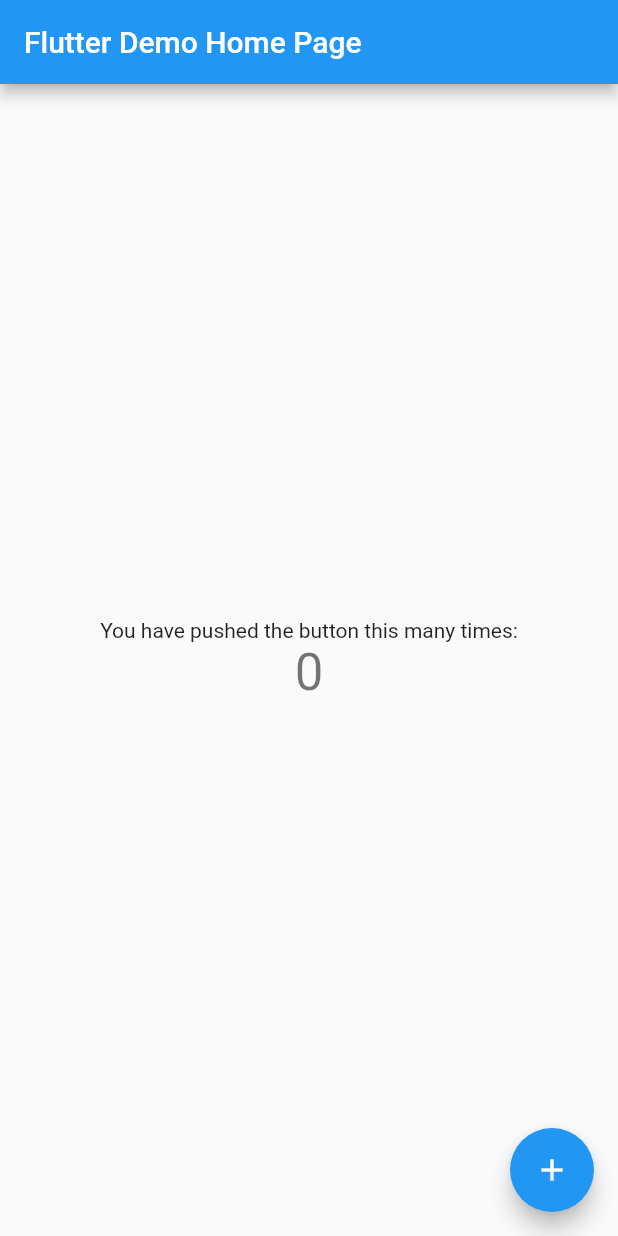
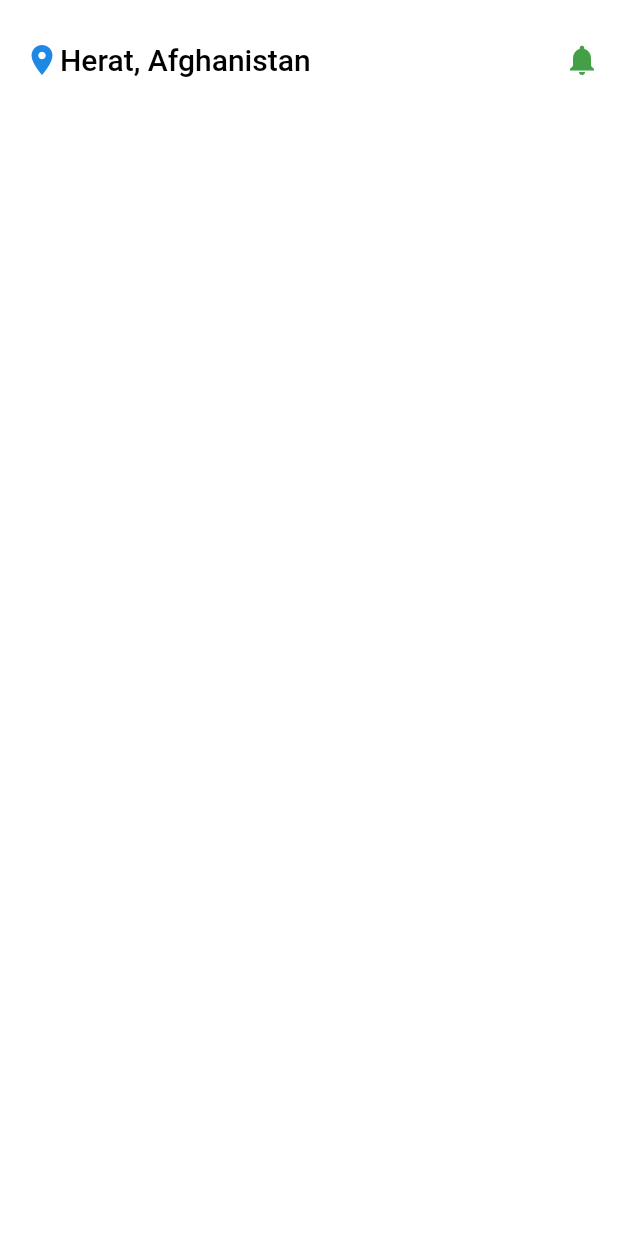
Before and after one commit to AhmadErshad/Home-rental, a Flutter app: the screen it shows after launch, on a phone screen of 412 x 824 dp. Run offline on Flutter 3.47's test engine with Material 2 defaults, Android fonts, the phone set to English and light mode, and no system bars.

Commit message:
create item modal & home screen

```diff
--- a/lib/main.dart
+++ b/lib/main.dart
@@ -1,4 +1,5 @@
-import 'package:flutter/material.dart';
+ import 'package:flutter/material.dart';
+import 'package:home_rental/screens/home_screen.dart';
 
 void main() {
   runApp(const MyApp());
@@ -7,109 +8,10 @@
 class MyApp extends StatelessWidget {
   const MyApp({super.key});
 
-  // This widget is the root of your application.
   @override
   Widget build(BuildContext context) {
     return MaterialApp(
-      title: 'Flutter Demo',
-      theme: ThemeData(
-        // This is the theme of your application.
-        //
-        // Try running your application with "flutter run". You'll see the
-        // application has a blue toolbar. Then, without quitting the app, try
-        // changing the primarySwatch below to Colors.green and then invoke
-        // "hot reload" (press "r" in the console where you ran "flutter run",
-        // or simply save your changes to "hot reload" in a Flutter IDE).
-        // Notice that the counter didn't reset back to zero; the application
-        // is not restarted.
-        primarySwatch: Colors.blue,
-      ),
-      home: const MyHomePage(title: 'Flutter Demo Home Page'),
+      home: HomeScreen(),
     );
   }
 }
-
-class MyHomePage extends StatefulWidget {
-  const MyHomePage({super.key, required this.title});
-
-  // This widget is the home page of your application. It is stateful, meaning
-  // that it has a State object (defined below) that contains fields that affect
-  // how it looks.
-
-  // This class is the configuration for the state. It holds the values (in this
-  // case the title) provided by the parent (in this case the App widget) and
-  // used by the build method of the State. Fields in a Widget subclass are
-  // always marked "final".
-
-  final String title;
-
-  @override
-  State<MyHomePage> createState() => _MyHomePageState();
-}
-
-class _MyHomePageState extends State<MyHomePage> {
-  int _counter = 0;
-
-  void _incrementCounter() {
-    setState(() {
-      // This call to setState tells the Flutter framework that something has
-      // changed in this State, which causes it to rerun the build method below
-      // so that the display can reflect the updated values. If we changed
-      // _counter without calling setState(), then the build method would not be
-      // called again, and so nothing would appear to happen.
-      _counter++;
-    });
-  }
-
-  @override
-  Widget build(BuildContext context) {
-    // This method is rerun every time setState is called, for instance as done
-    // by the _incrementCounter method above.
-    //
-    // The Flutter framework has been optimized to make rerunning build methods
-    // fast, so that you can just rebuild anything that needs updating rather
-    // than having to individually change instances of widgets.
-    return Scaffold(
-      appBar: AppBar(
-        // Here we take the value from the MyHomePage object that was created by
-        // the App.build method, and use it to set our appbar title.
-        title: Text(widget.title),
-      ),
-      body: Center(
-        // Center is a layout widget. It takes a single child and positions it
-        // in the middle of the parent.
-        child: Column(
-          // Column is also a layout widget. It takes a list of children and
-          // arranges them vertically. By default, it sizes itself to fit its
-          // children horizontally, and tries to be as tall as its parent.
-          //
-          // Invoke "debug painting" (press "p" in the console, choose the
-          // "Toggle Debug Paint" action from the Flutter Inspector in Android
-          // Studio, or the "Toggle Debug Paint" command in Visual Studio Code)
-          // to see the wireframe for each widget.
-          //
-          // Column has various properties to control how it sizes itself and
-          // how it positions its children. Here we use mainAxisAlignment to
-          // center the children vertically; the main axis here is the vertical
-          // axis because Columns are vertical (the cross axis would be
-          // horizontal).
-          mainAxisAlignment: MainAxisAlignment.center,
-          children: <Widget>[
-            const Text(
-              'You have pushed the button this many times:',
-            ),
-            Text(
-              '$_counter',
-              style: Theme.of(context).textTheme.headlineMedium,
-            ),
-          ],
-        ),
-      ),
-      floatingActionButton: FloatingActionButton(
-        onPressed: _incrementCounter,
-        tooltip: 'Increment',
-        child: const Icon(Icons.add),
-      ), // This trailing comma makes auto-formatting nicer for build methods.
-    );
-  }
-}
--- /dev/null
+++ b/lib/screens/home_screen.dart
@@ -0,0 +1,54 @@
+import 'package:flutter/material.dart';
+
+class HomeScreen extends StatefulWidget {
+  const HomeScreen({super.key});
+
+  @override
+  State<HomeScreen> createState() => _HomeScreenState();
+}
+
+class _HomeScreenState extends State<HomeScreen> {
+  @override
+  Widget build(BuildContext context) {
+    return Scaffold(
+      appBar: AppBar(
+        elevation: 0.0,
+        backgroundColor: Colors.white,
+        toolbarHeight: 80.0,
+        title: Row(
+          children: [
+            Icon(
+              Icons.location_on,
+              color: Colors.blue.shade600,
+              ),
+              Text(
+                "Herat, Afghanistan",
+                 style: TextStyle(
+                  color: Colors.black,
+                 ),
+                 ),
+            ]),
+            actions: [
+              IconButton(onPressed: () {
+
+            }, icon: Icon(
+              Icons.notifications,
+               color: Colors.green.shade600,
+               ),
+               ),
+          ]
+      ),
+      backgroundColor: Colors.white,
+      body: SingleChildScrollView(
+        child: Padding(
+          padding: const EdgeInsets.all(16.0),
+          child: Column(
+            children: [
+
+            ],
+          ),
+        ),
+      ),
+    );
+  }
+}
--- a/pubspec.yaml
+++ b/pubspec.yaml
@@ -59,9 +59,8 @@
   uses-material-design: true
 
   # To add assets to your application, add an assets section, like this:
-  # assets:
-  #   - images/a_dot_burr.jpeg
-  #   - images/a_dot_ham.jpeg
+  assets:
+    - images/
 
   # An image asset can refer to one or more resolution-specific "variants", see
   # https://flutter.dev/assets-and-images/#resolution-aware
```
Also changed, not shown: lib/models/item_model.dart (added, +25 -0 lines).
